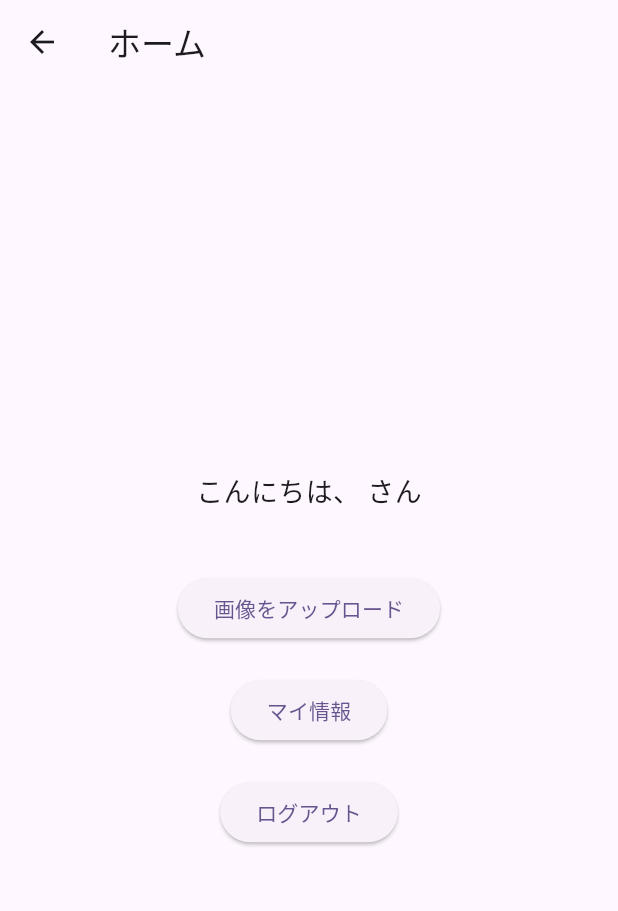
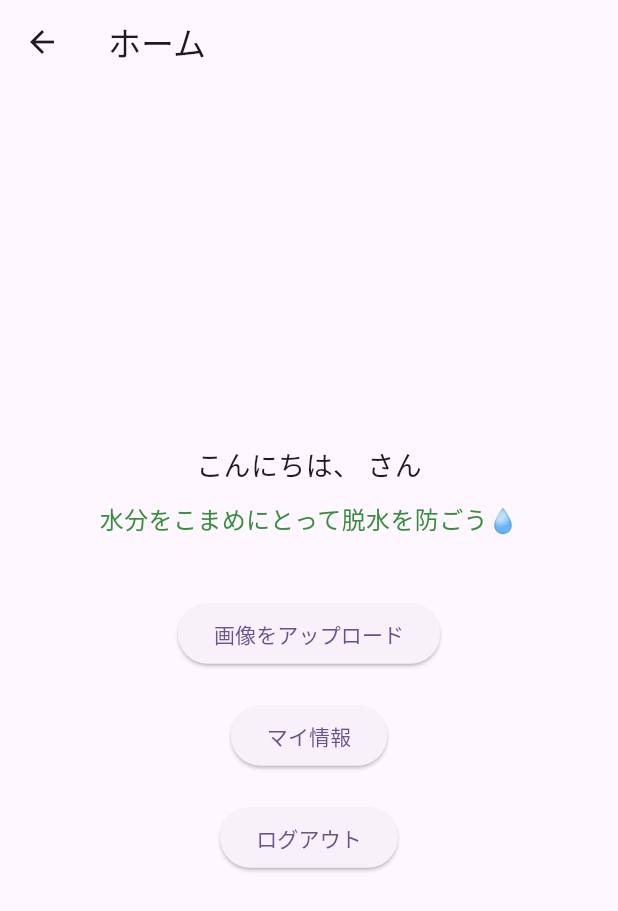
Before and after one commit to i-kondou/hack_village, a Flutter app: the HomePage screen opened by its route, on a phone screen of 412 x 824 dp. Shown: the top 911 px of the screen. Run offline on Flutter 3.47's test engine with Material 3 defaults, Android fonts, the phone set to English and light mode, and no system bars; our stand-ins replace camera, firebase_auth, firebase_core, firebase_storage, google_sign_in, image_picker and 1 more; accounts and stored records are empty.

Commit message:
ユーザーごとに日替わりメッセージを表示する

```diff
--- a/g-kimura/dietitian/lib/home_page.dart
+++ b/g-kimura/dietitian/lib/home_page.dart
@@ -1,7 +1,9 @@
+import 'dart:math';
 import 'package:dietitian/google_login_page.dart';
 import 'package:flutter/material.dart';
 import 'package:firebase_auth/firebase_auth.dart';
 import 'package:google_sign_in/google_sign_in.dart';
+import 'recources/daily_messages.dart';
 
 class HomePage extends StatefulWidget {
   @override
@@ -10,11 +12,29 @@ class HomePage extends StatefulWidget {
 
 class _HomePageState extends State<HomePage> {
   User? _user;
+  String _dailyMessage = '';
 
   @override
   void initState() {
     super.initState();
     _user = FirebaseAuth.instance.currentUser;
+    _setDailyMessage(_user?.uid.hashCode);
+  }
+
+  void _setDailyMessage(int? seed) {
+    final now = DateTime.now();
+
+    // 特定日メッセージ（例：29日は「肉の日」）
+    if (now.day == 29) {
+      _dailyMessage = daily_message_for_29th;
+    } else if (now.month == 3 && now.day == 7) {
+      _dailyMessage = daily_message_for_Mar_7th;
+    } else {
+      // 日にちをシードにして固定のランダムメッセージを出す
+      final randomEngine= Random((seed ?? 1) * now.day);
+      final index=randomEngine.nextInt(daily_messages.length);
+      _dailyMessage = daily_messages[index];
+    }
   }
 
   @override
@@ -31,6 +51,12 @@ class _HomePageState extends State<HomePage> {
             Text(
               displayName != null ? 'こんにちは、$displayName さん' : 'ユーザーID: $uid',
               style: TextStyle(fontSize: 18),
+            ),
+            SizedBox(height: 10),
+            Text(
+              _dailyMessage,
+              style: TextStyle(fontSize: 16, color: Colors.green[700]),
+              textAlign: TextAlign.center,
             ),
             SizedBox(height: 40),
             ElevatedButton(
--- /dev/null
+++ b/g-kimura/dietitian/lib/recources/daily_messages.dart
@@ -0,0 +1,45 @@
+final List<String> daily_messages = [
+  "今日もバランスの取れた食事を心がけよう！",
+  "朝食をしっかり食べると1日が元気に始まる！",
+  "野菜を毎日食べると腸内環境が整うよ🍅",
+  "水分をこまめにとって脱水を防ごう💧",
+  "タンパク質をしっかりとると筋肉も元気に💪",
+  "果物からビタミンをチャージ🍎",
+  "よく噛むことで消化が良くなり満腹感もアップ！",
+  "腹八分目で健康をキープしよう。",
+  "お菓子は少量にして仕事の邪魔をしないように！",
+  "カルシウムは骨のために大切🦴",
+  "納豆・味噌などの発酵食品で腸活をしよう！",
+  "間食はナッツや果物がおすすめ🥜",
+  "緑黄色野菜は毎日少しずつ摂ろう！",
+  "油は植物性を選ぶと体に優しい🌿",
+  "炭水化物は摂りすぎず、控えすぎずが大事🍚",
+  "食物繊維でお腹すっきり！",
+  "疲れてるときはビタミンB群を意識して🍳",
+  "魚に含まれるDHAで脳を活性化🐟",
+  "スープで体を温めて代謝UP🔥",
+  "食事の時間を整えると体調も整う⏰",
+  "夜食は控えめにして良い眠りを🌙",
+  "自炊に挑戦してみよう！味も栄養もアップ！",
+  "1日1回、何か新しい食材にチャレンジ！",
+  "楽しく食べることも大切😊",
+  "カフェインは取りすぎに注意☕",
+  "おにぎりやサンドイッチも具材次第で栄養満点🍙",
+  "鉄分を意識して、貧血予防を🍖",
+  "外食時も栄養バランスに気をつけて◎",
+  "おやつは午後3時がベストタイム！",
+  "1日3食＋軽い運動で健康な体に！",
+  "塩分控えめでむくみ対策！",
+  "健康は毎日の積み重ねから",
+  "きれいな体は、きれいな食事から✨",
+  "週に1回は好きなものを食べてリフレッシュ🎉",
+  "お水は1日1.5〜2Lを目安に💧",
+  "ビタミンCで風邪予防🍊",
+  "食事日記をつけると意識が高まる📔",
+  "1日を振り返って、よくできた自分を褒めよう！",
+  "食べることを楽しむ心を忘れずに🌈",
+  "今日も自分の体を大切にしよう🫶"
+];
+
+final String daily_message_for_29th = "今日は肉の日！たんぱく質を意識して💪🍖";
+final String daily_message_for_Mar_7th = "今日はサウナの日。ゆっくりリフレッシュも大切♨️";
```
